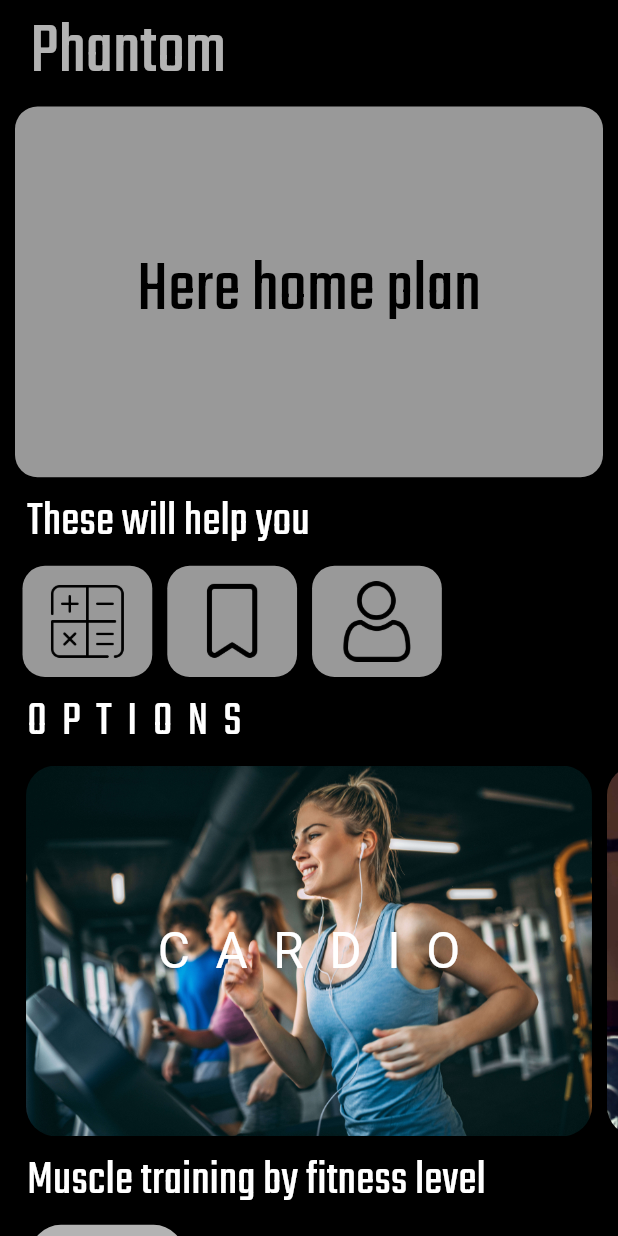
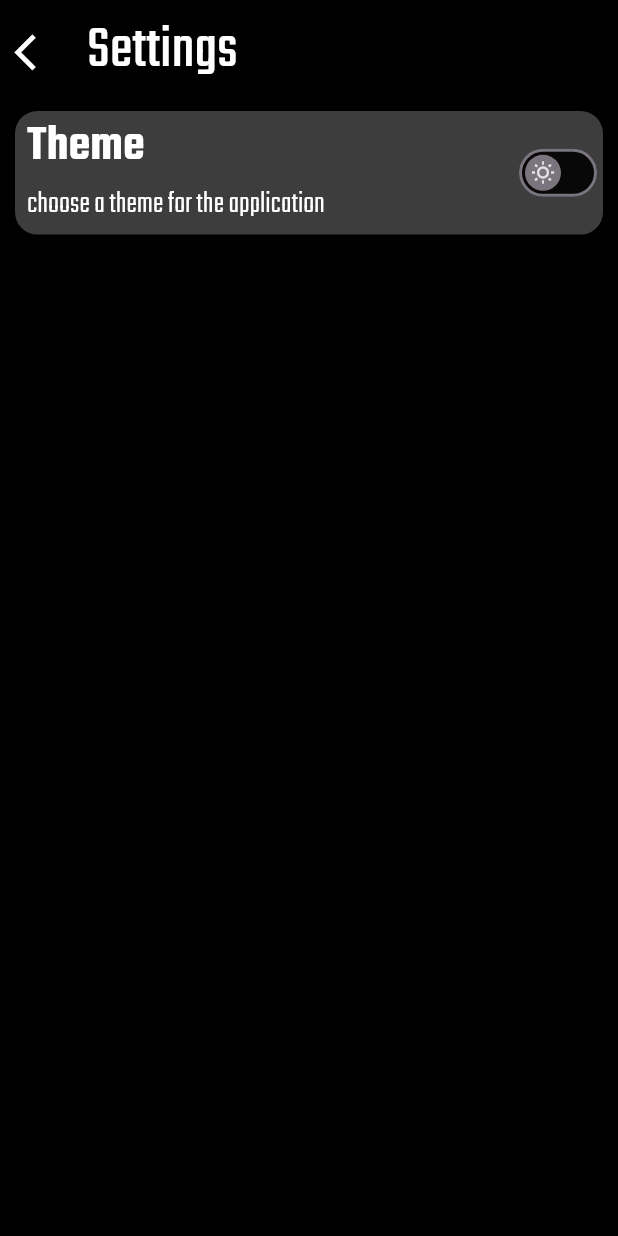
Before and after one commit to Alkhmat/phantom, a Flutter app: the screen it shows after launch, on a phone screen of 412 x 824 dp. Run offline on Flutter 3.47's test engine with Material 3 defaults, Android fonts, the phone set to English and light mode, and no system bars; our stand-ins replace cached_network_image, cloud_firestore, firebase_auth, firebase_core, firebase_storage, flutter_bloc and 3 more; accounts and stored records are empty.

Commit message:
add anymore

```diff
--- a/lib/main.dart
+++ b/lib/main.dart
@@ -10,7 +10,7 @@ import 'package:phantom/data/cubits/click_auth/clickAuth_cubit.dart';
 import 'package:phantom/data/cubits/photo_pickers/image_cubit.dart';
 import 'package:phantom/data/cubits/tap/tap_cubit.dart';
 import 'package:phantom/firebase_options.dart';
-import 'package:phantom/view/home/home_view.dart';
+import 'package:phantom/view/setting/setting_view.dart';
 
 void main() async {
   WidgetsFlutterBinding.ensureInitialized();
@@ -54,7 +54,7 @@ class Phantom extends StatelessWidget {
       ],
       child: const MaterialApp(
         debugShowCheckedModeBanner: false,
-        home: HomeView(),
+        home: SettingView(),
       ),
     );
   }
--- a/lib/view/home/home_view.dart
+++ b/lib/view/home/home_view.dart
@@ -10,6 +10,7 @@ import 'package:phantom/pages/more.dart';
 import 'package:phantom/view/auth/register/register_viuw.dart';
 import 'package:phantom/view/calories/kkal_view.dart';
 import 'package:phantom/view/save/save_view.dart';
+import 'package:phantom/view/setting/setting_view.dart';
 import 'package:phantom/widgets/string/string-class.dart';
 
 class HomeView extends StatefulWidget {
@@ -117,6 +118,13 @@ class _HomeViewState extends State<HomeView> {
                               context,
                               MaterialPageRoute(
                                 builder: (context) => const RegisterView(),
+                              ),
+                            );
+                          } else if (index == 3) {
+                            Navigator.push(
+                              context,
+                              MaterialPageRoute(
+                                builder: (context) => const SettingView(),
                               ),
                             );
                           }
--- /dev/null
+++ b/lib/view/setting/setting_view.dart
@@ -0,0 +1,133 @@
+import 'package:flutter/material.dart';
+import 'package:google_fonts/google_fonts.dart';
+import 'package:phantom/widgets/string/string-class.dart';
+
+class SettingView extends StatefulWidget {
+  const SettingView({super.key});
+
+  @override
+  State<SettingView> createState() => _SettingViewState();
+}
+
+class _SettingViewState extends State<SettingView> {
+  final string = StringClass();
+  List<bool> switchStates = List<bool>.generate(1, (index) => false);
+
+  @override
+  Widget build(BuildContext context) {
+    final h = MediaQuery.of(context).size.height;
+    final w = MediaQuery.of(context).size.width;
+
+    return SafeArea(
+      child: Scaffold(
+        backgroundColor: Colors.black,
+        body: SingleChildScrollView(
+          child: Column(
+            children: [
+              Row(
+                children: [
+                  IconButton(
+                    onPressed: () {
+                      Navigator.pop(context);
+                    },
+                    icon: Icon(
+                      Icons.arrow_back_ios,
+                      color: Colors.white,
+                      size: h * 0.035,
+                    ),
+                  ),
+                  Center(
+                    child: Padding(
+                      padding: const EdgeInsets.symmetric(
+                          horizontal: 10, vertical: 5),
+                      child: Text(
+                        'Settings',
+                        style: GoogleFonts.teko(
+                          textStyle: TextStyle(
+                              color: Colors.white, fontSize: h * 0.05),
+                        ),
+                      ),
+                    ),
+                  ),
+                ],
+              ),
+              SizedBox(
+                height: h * 0.91,
+                width: w,
+                child: ListView.builder(
+                  itemCount: string.settings.length,
+                  scrollDirection: Axis.vertical,
+                  itemBuilder: (context, index) {
+                    return Container(
+                      margin: const EdgeInsets.symmetric(
+                          horizontal: 10, vertical: 5),
+                      height: h * 0.1,
+                      width: w,
+                      decoration: BoxDecoration(
+                        color: Colors.white24,
+                        borderRadius: BorderRadius.circular(15),
+                      ),
+                      child: Row(
+                        children: [
+                          Column(
+                            mainAxisAlignment: MainAxisAlignment.start,
+                            crossAxisAlignment: CrossAxisAlignment.start,
+                            children: [
+                              Padding(
+                                padding: const EdgeInsets.symmetric(
+                                  horizontal: 8,
+                                ),
+                                child: Text(
+                                  'Theme',
+                                  style: GoogleFonts.teko(
+                                    textStyle: TextStyle(
+                                        color: Colors.white,
+                                        fontSize: h * 0.04,
+                                        fontWeight: FontWeight.w600),
+                                  ),
+                                ),
+                              ),
+                              Padding(
+                                padding:
+                                    const EdgeInsets.symmetric(horizontal: 8),
+                                child: Text(
+                                  'choose a theme for the application ',
+                                  style: GoogleFonts.teko(
+                                    textStyle: TextStyle(
+                                        color: Colors.white,
+                                        fontSize: h * 0.025,
+                                        fontWeight: FontWeight.w300),
+                                  ),
+                                ),
+                              ),
+                            ],
+                          ),
+                          const Spacer(),
+                          Switch(
+                            value: switchStates[index],
+                            activeColor: Colors.white,
+                            inactiveTrackColor: Colors.black87,
+                            thumbIcon: const MaterialStatePropertyAll(
+                              Icon(Icons.wb_sunny_outlined),
+                            ),
+                            onChanged: (bool value) {
+                              setState(
+                                () {
+                                  switchStates[index] = value;
+                                },
+                              );
+                            },
+                          ),
+                        ],
+                      ),
+                    );
+                  },
+                ),
+              )
+            ],
+          ),
+        ),
+      ),
+    );
+  }
+}
--- a/lib/view/training/splash/training_splash.dart
+++ b/lib/view/training/splash/training_splash.dart
@@ -1,4 +1,5 @@
 import 'package:flutter/material.dart';
+import 'package:flutter/widgets.dart';
 import 'package:google_fonts/google_fonts.dart';
 import 'package:cached_network_image/cached_network_image.dart';
 import 'dart:math';
@@ -104,11 +105,14 @@ class _TrainStartViewState extends State<TrainStartView> {
           ),
           Padding(
             padding: const EdgeInsets.symmetric(horizontal: 15, vertical: 20),
-            child: FittedBox(
-              child: Text(
-                currentExerciseName,
-                style: GoogleFonts.teko(
-                  textStyle: TextStyle(color: Colors.white, fontSize: h * 0.05),
+            child: Center(
+              child: FittedBox(
+                child: Text(
+                  currentExerciseName,
+                  style: GoogleFonts.teko(
+                    textStyle:
+                        TextStyle(color: Colors.white, fontSize: h * 0.05),
+                  ),
                 ),
               ),
             ),
@@ -118,22 +122,25 @@ class _TrainStartViewState extends State<TrainStartView> {
               child: Text(
                 currentExerciseNumber,
                 style: GoogleFonts.teko(
-                  textStyle: TextStyle(color: Colors.white, fontSize: h * 0.04),
+                  textStyle: TextStyle(color: Colors.white, fontSize: h * 0.07),
                 ),
               ),
             ),
           ),
           Padding(
-            padding: const EdgeInsets.symmetric(vertical: 15),
+            padding: const EdgeInsets.symmetric(vertical: 5),
             child: ElevatedButton(
               onPressed: showNextExercise,
               style: ElevatedButton.styleFrom(
                 backgroundColor: Colors.white70,
                 minimumSize: Size(w * 0.8, h * 0.07),
               ),
-              child: const Text(
-                'Next',
-                style: TextStyle(color: Colors.black),
+              child: Text(
+                'Next exersize',
+                style: GoogleFonts.teko(
+                  textStyle:
+                      TextStyle(color: Colors.black, fontSize: h * 0.040),
+                ),
               ),
             ),
           ),
--- a/lib/widgets/string/string-class.dart
+++ b/lib/widgets/string/string-class.dart
@@ -54,10 +54,14 @@ class StringClass {
     'Sweet',
     'Meat',
   ];
-  List<dynamic> icon1 = [
+  List<String> settings = [
+    "Theme",
+  ];
+  List<String> icon1 = [
     'assets/images/2.png',
     'assets/images/3.png',
     'assets/images/user.png',
+    'assets/images/s.png',
   ];
   List<String> assets2 = [
     'assets/images/8.jpg',
```
Also changed, not shown: pubspec.yaml (+5 -65 lines), assets/images/s.png (added), pubspec.lock, 2 other files.
